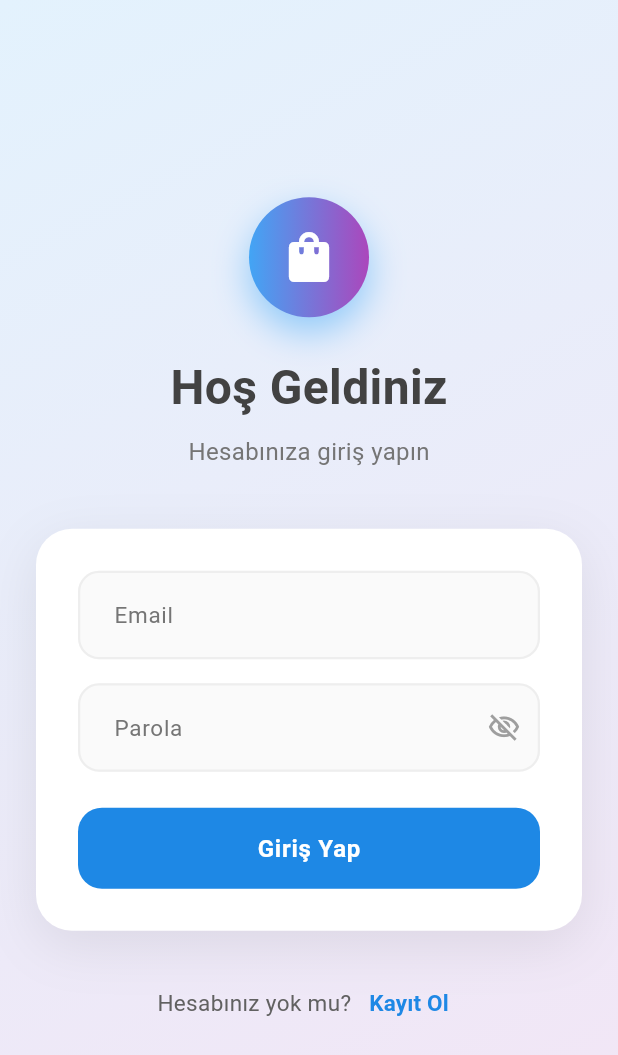
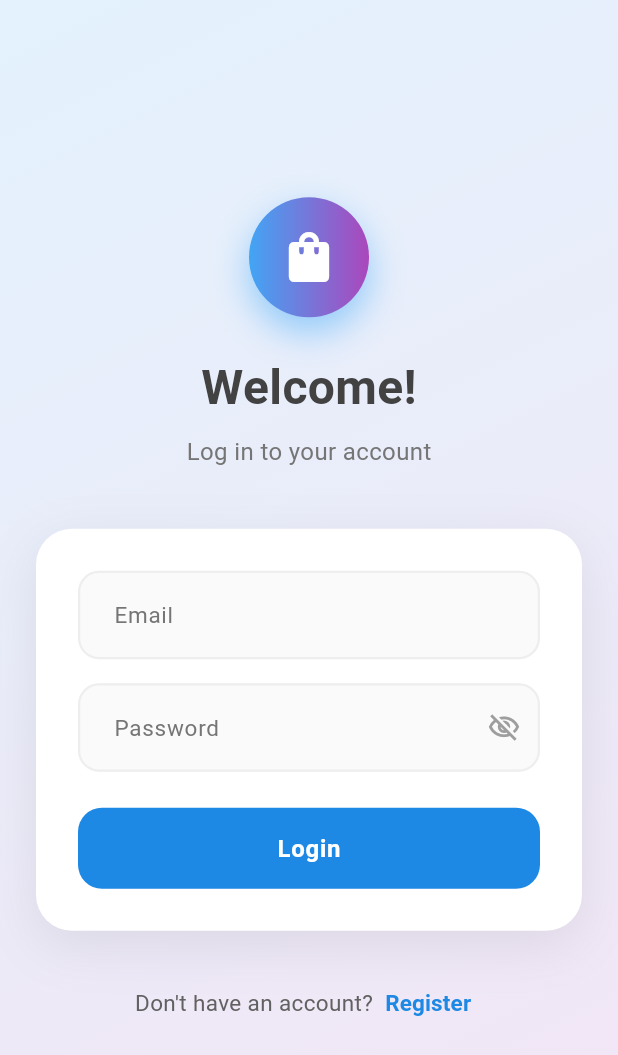
Before and after one commit to envertunasonmez/E-Commerce-App, a Flutter app: the screen it shows after launch, on a phone screen of 412 x 824 dp. Shown: the top 1055 px of the screen. Run offline on Flutter 3.47's test engine with Material 3 defaults, Android fonts, the phone set to English and light mode, and no system bars; our stand-ins replace cached_network_image, firebase_auth, firebase_core, flutter_bloc, lottie; accounts and stored records are empty; generated files the repository leaves out were written again.

Commit message:
fix - text

```diff
--- a/lib/view/auth/login/login_view.dart
+++ b/lib/view/auth/login/login_view.dart
@@ -1,5 +1,6 @@
 import 'package:basic_e_commerce_app/cubit/auth/login/login_cubit.dart';
 import 'package:basic_e_commerce_app/cubit/auth/login/login_state.dart';
+import 'package:basic_e_commerce_app/product/constants/string_constants.dart';
 import 'package:basic_e_commerce_app/product/utils/validator.dart';
 import 'package:basic_e_commerce_app/view/auth/register/register_view.dart';
 import 'package:basic_e_commerce_app/view/main/main_view.dart';
@@ -50,10 +51,7 @@ class LoginView extends StatelessWidget {
                 gradient: LinearGradient(
                   begin: Alignment.topLeft,
                   end: Alignment.bottomRight,
-                  colors: [
-                    Colors.blue.shade50,
-                    Colors.purple.shade50,
-                  ],
+                  colors: [Colors.blue.shade50, Colors.purple.shade50],
                 ),
               ),
               child: SafeArea(
@@ -93,7 +91,7 @@ class LoginView extends StatelessWidget {
                           ),
                           const SizedBox(height: 24),
                           Text(
-                            "Hoş Geldiniz",
+                            StringConstants.welcome,
                             style: TextStyle(
                               fontSize: 32,
                               fontWeight: FontWeight.bold,
@@ -102,7 +100,7 @@ class LoginView extends StatelessWidget {
                           ),
                           const SizedBox(height: 8),
                           Text(
-                            "Hesabınıza giriş yapın",
+                            StringConstants.logInToYourAccount,
                             style: TextStyle(
                               fontSize: 16,
                               color: Colors.grey.shade600,
@@ -130,13 +128,13 @@ class LoginView extends StatelessWidget {
                                 child: Column(
                                   children: [
                                     CustomTextFormField(
-                                      label: "Email",
+                                      label: StringConstants.email,
                                       controller: _emailCtrl,
                                       validator: Validator.validateEmail,
                                     ),
                                     const SizedBox(height: 16),
                                     CustomTextFormField(
-                                      label: "Parola",
+                                      label: StringConstants.password,
                                       controller: _passCtrl,
                                       isPassword: true,
                                       validator: Validator.validatePassword,
@@ -155,24 +153,30 @@ class LoginView extends StatelessWidget {
                                             )
                                           : ElevatedButton(
                                               onPressed: () {
-                                                if (_formKey.currentState!.validate()) {
-                                                  context.read<LoginCubit>().login(
-                                                    _emailCtrl.text,
-                                                    _passCtrl.text,
-                                                  );
+                                                if (_formKey.currentState!
+                                                    .validate()) {
+                                                  context
+                                                      .read<LoginCubit>()
+                                                      .login(
+                                                        _emailCtrl.text,
+                                                        _passCtrl.text,
+                                                      );
                                                 }
                                               },
                                               style: ElevatedButton.styleFrom(
-                                                backgroundColor: Colors.blue.shade600,
+                                                backgroundColor:
+                                                    Colors.blue.shade600,
                                                 foregroundColor: Colors.white,
                                                 elevation: 0,
                                                 shape: RoundedRectangleBorder(
-                                                  borderRadius: BorderRadius.circular(16),
+                                                  borderRadius:
+                                                      BorderRadius.circular(16),
                                                 ),
-                                                shadowColor: Colors.blue.shade200,
+                                                shadowColor:
+                                                    Colors.blue.shade200,
                                               ),
-                                              child: const Text(
-                                                "Giriş Yap",
+                                              child: Text(
+                                                StringConstants.logIn,
                                                 style: TextStyle(
                                                   fontSize: 16,
                                                   fontWeight: FontWeight.w600,
@@ -194,7 +198,7 @@ class LoginView extends StatelessWidget {
                             mainAxisAlignment: MainAxisAlignment.center,
                             children: [
                               Text(
-                                "Hesabınız yok mu? ",
+                                StringConstants.dontHaveAnAccount,
                                 style: TextStyle(
                                   color: Colors.grey.shade700,
                                   fontSize: 15,
@@ -210,10 +214,12 @@ class LoginView extends StatelessWidget {
                                   );
                                 },
                                 style: TextButton.styleFrom(
-                                  padding: const EdgeInsets.symmetric(horizontal: 8),
+                                  padding: const EdgeInsets.symmetric(
+                                    horizontal: 8,
+                                  ),
                                 ),
                                 child: Text(
-                                  "Kayıt Ol",
+                                  StringConstants.register,
                                   style: TextStyle(
                                     color: Colors.blue.shade600,
                                     fontSize: 15,
--- a/lib/view/auth/register/register_view.dart
+++ b/lib/view/auth/register/register_view.dart
@@ -1,5 +1,6 @@
 import 'package:basic_e_commerce_app/cubit/auth/register/register_cubit.dart';
 import 'package:basic_e_commerce_app/cubit/auth/register/register_state.dart';
+import 'package:basic_e_commerce_app/product/constants/string_constants.dart';
 import 'package:basic_e_commerce_app/product/utils/validator.dart';
 import 'package:basic_e_commerce_app/view/auth/login/login_view.dart';
 import 'package:flutter/material.dart';
@@ -28,7 +29,7 @@ class RegisterView extends StatelessWidget {
             if (state.isSuccess) {
               ScaffoldMessenger.of(context).showSnackBar(
                 SnackBar(
-                  content: const Text("Kayıt başarılı! Giriş yapabilirsiniz."),
+                  content: Text(StringConstants.registrationSuccessful),
                   backgroundColor: Colors.green.shade400,
                   behavior: SnackBarBehavior.floating,
                   shape: RoundedRectangleBorder(
@@ -72,7 +73,6 @@ class RegisterView extends StatelessWidget {
                       child: Column(
                         mainAxisAlignment: MainAxisAlignment.center,
                         children: [
-                          // Back Button
                           Align(
                             alignment: Alignment.centerLeft,
                             child: IconButton(
@@ -91,7 +91,6 @@ class RegisterView extends StatelessWidget {
                           ),
                           const SizedBox(height: 20),
 
-                          // Logo ve Başlık
                           Container(
                             width: 80,
                             height: 80,
@@ -119,7 +118,7 @@ class RegisterView extends StatelessWidget {
                           ),
                           const SizedBox(height: 24),
                           Text(
-                            "Hesap Oluştur",
+                            StringConstants.createAccount,
                             style: TextStyle(
                               fontSize: 32,
                               fontWeight: FontWeight.bold,
@@ -128,7 +127,7 @@ class RegisterView extends StatelessWidget {
                           ),
                           const SizedBox(height: 8),
                           Text(
-                            "Yeni bir hesap oluşturun",
+                            StringConstants.createANewAccount,
                             style: TextStyle(
                               fontSize: 16,
                               color: Colors.grey.shade600,
@@ -156,20 +155,20 @@ class RegisterView extends StatelessWidget {
                                 child: Column(
                                   children: [
                                     CustomTextFormField(
-                                      label: "Email",
+                                      label: StringConstants.email,
                                       controller: _emailCtrl,
                                       validator: Validator.validateEmail,
                                     ),
                                     const SizedBox(height: 16),
                                     CustomTextFormField(
-                                      label: "Parola",
+                                      label: StringConstants.password,
                                       controller: _passCtrl,
                                       isPassword: true,
                                       validator: Validator.validatePassword,
                                     ),
                                     const SizedBox(height: 16),
                                     CustomTextFormField(
-                                      label: "Parola (Tekrar)",
+                                      label: StringConstants.passwordAgain,
                                       controller: _confirmCtrl,
                                       isPassword: true,
                                       validator: (v) =>
@@ -214,8 +213,8 @@ class RegisterView extends StatelessWidget {
                                                 shadowColor:
                                                     Colors.purple.shade200,
                                               ),
-                                              child: const Text(
-                                                "Kayıt Ol",
+                                              child: Text(
+                                                StringConstants.register,
                                                 style: TextStyle(
                                                   fontSize: 16,
                                                   fontWeight: FontWeight.w600,
@@ -237,7 +236,7 @@ class RegisterView extends StatelessWidget {
                             mainAxisAlignment: MainAxisAlignment.center,
                             children: [
                               Text(
-                                "Zaten hesabınız var mı? ",
+                                StringConstants.alreadyHaveAnAccount,
                                 style: TextStyle(
                                   color: Colors.grey.shade700,
                                   fontSize: 15,
@@ -258,7 +257,7 @@ class RegisterView extends StatelessWidget {
                                   ),
                                 ),
                                 child: Text(
-                                  "Giriş Yap",
+                                  StringConstants.logIn,
                                   style: TextStyle(
                                     color: Colors.purple.shade600,
                                     fontSize: 15,
--- a/lib/view/cart/cart_view.dart
+++ b/lib/view/cart/cart_view.dart
@@ -1,3 +1,4 @@
+import 'package:basic_e_commerce_app/product/constants/string_constants.dart';
 import 'package:flutter/material.dart';
 import 'package:flutter_bloc/flutter_bloc.dart';
 
@@ -46,7 +47,7 @@ class CartView extends StatelessWidget {
                       crossAxisAlignment: CrossAxisAlignment.start,
                       children: [
                         Text(
-                          "My Cart",
+                          StringConstants.myCart,
                           style: TextStyle(
                             fontSize: 28,
                             fontWeight: FontWeight.bold,
--- a/lib/view/cart/widgets/cart_empty.dart
+++ b/lib/view/cart/widgets/cart_empty.dart
@@ -1,3 +1,4 @@
+import 'package:basic_e_commerce_app/product/constants/string_constants.dart';
 import 'package:flutter/material.dart';
 
 class CartEmpty extends StatelessWidget {
@@ -32,7 +33,7 @@ class CartEmpty extends StatelessWidget {
             ),
             const SizedBox(height: 24),
             Text(
-              "Your cart is empty",
+              StringConstants.yourCartIsEmpty,
               style: TextStyle(
                 fontSize: 20,
                 fontWeight: FontWeight.bold,
@@ -41,7 +42,7 @@ class CartEmpty extends StatelessWidget {
             ),
             const SizedBox(height: 8),
             Text(
-              "Add items to your cart to see them here.",
+              StringConstants.addItemsToYourCartToSeeThemHere,
               style: TextStyle(fontSize: 14, color: Colors.grey.shade500),
             ),
           ],
--- a/lib/view/favorites/widgets/favorite_item_card.dart
+++ b/lib/view/favorites/widgets/favorite_item_card.dart
@@ -1,3 +1,4 @@
+import 'package:basic_e_commerce_app/product/constants/string_constants.dart';
 import 'package:flutter/material.dart';
 import 'package:flutter_bloc/flutter_bloc.dart';
 import 'package:basic_e_commerce_app/data/models/product_model.dart';
@@ -82,7 +83,7 @@ class FavoriteItemCard extends StatelessWidget {
           Padding(
             padding: const EdgeInsets.symmetric(horizontal: 8.0),
             child: CustomElevatedButton(
-              text: "Add to Cart",
+              text: StringConstants.addToCart,
               backgroundColor: Colors.pink,
               height: 36,
               width: double.infinity,
--- a/lib/view/favorites/widgets/favorites_empty.dart
+++ b/lib/view/favorites/widgets/favorites_empty.dart
@@ -1,3 +1,4 @@
+import 'package:basic_e_commerce_app/product/constants/string_constants.dart';
 import 'package:flutter/material.dart';
 
 class FavoritesEmpty extends StatelessWidget {
@@ -28,12 +29,12 @@ class FavoritesEmpty extends StatelessWidget {
             ),
             const SizedBox(height: 24),
             Text(
-              "No favorites yet",
+              StringConstants.noFavoritesYet,
               style: TextStyle(fontSize: 20, fontWeight: FontWeight.bold, color: Colors.grey.shade700),
             ),
             const SizedBox(height: 8),
             Text(
-              "Add items to favorites to see them here.",
+              StringConstants.addItemsToFavorites,
               style: TextStyle(fontSize: 14, color: Colors.grey.shade500),
             ),
           ],
--- a/lib/view/main/widgets/main_appbar.dart
+++ b/lib/view/main/widgets/main_appbar.dart
@@ -1,3 +1,4 @@
+import 'package:basic_e_commerce_app/product/constants/string_constants.dart';
 import 'package:flutter/material.dart';
 
 class MainAppBar extends StatelessWidget implements PreferredSizeWidget {
@@ -6,8 +7,8 @@ class MainAppBar extends StatelessWidget implements PreferredSizeWidget {
   @override
   Widget build(BuildContext context) {
     return AppBar(
-      title: const Text(
-        "Mini E-Commerce",
+      title: Text(
+        StringConstants.miniECommerce,
         style: TextStyle(fontWeight: FontWeight.bold, letterSpacing: 0.5),
       ),
       centerTitle: true,
--- a/lib/view/products/widgets/product_add_to_cart_button.dart
+++ b/lib/view/products/widgets/product_add_to_cart_button.dart
@@ -1,3 +1,4 @@
+import 'package:basic_e_commerce_app/product/constants/string_constants.dart';
 import 'package:flutter/material.dart';
 import 'package:flutter_bloc/flutter_bloc.dart';
 import 'package:basic_e_commerce_app/cubit/cart/cart_cubit.dart';
@@ -11,7 +12,7 @@ class ProductAddToCartButton extends StatelessWidget {
   @override
   Widget build(BuildContext context) {
     return CustomElevatedButton(
-      text: "Add to Cart",
+      text: StringConstants.addToCart,
       backgroundColor: Colors.blue.shade600,
       height: 36,
       width: double.infinity,
```
Also changed, not shown: lib/view/cart/widgets/cart_summary.dart (+67 -18 lines), lib/view/main/widgets/categories_header.dart (+4 -6 lines), lib/view/main/widgets/main_bottom_navbar.dart (+5 -4 lines).
